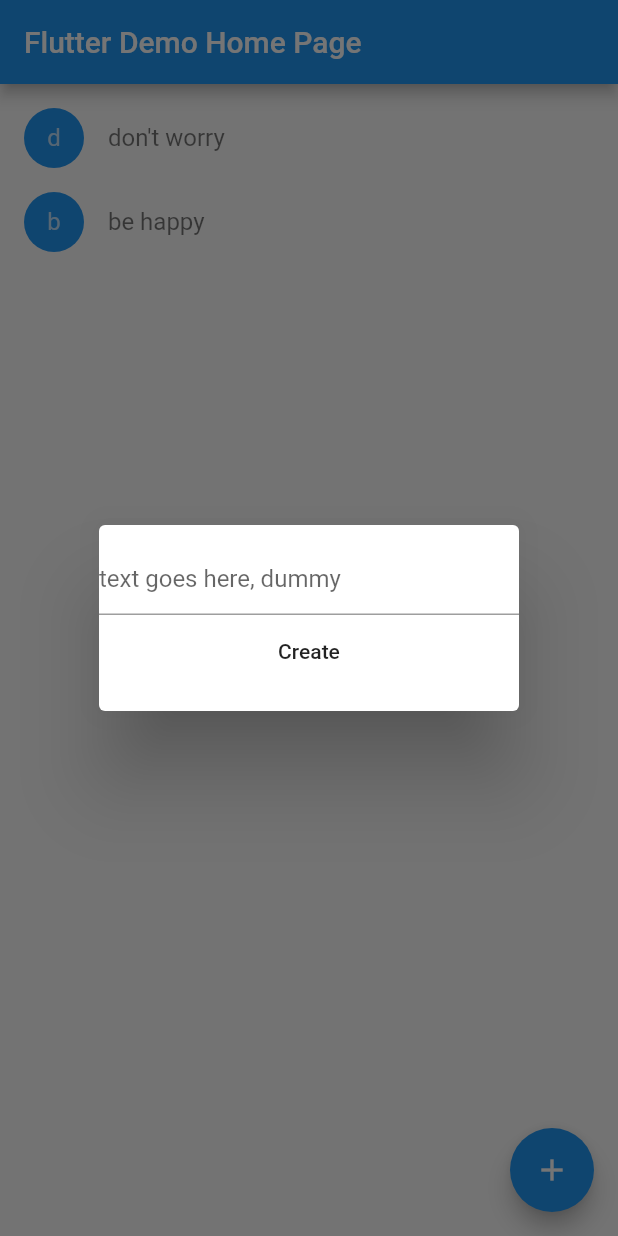
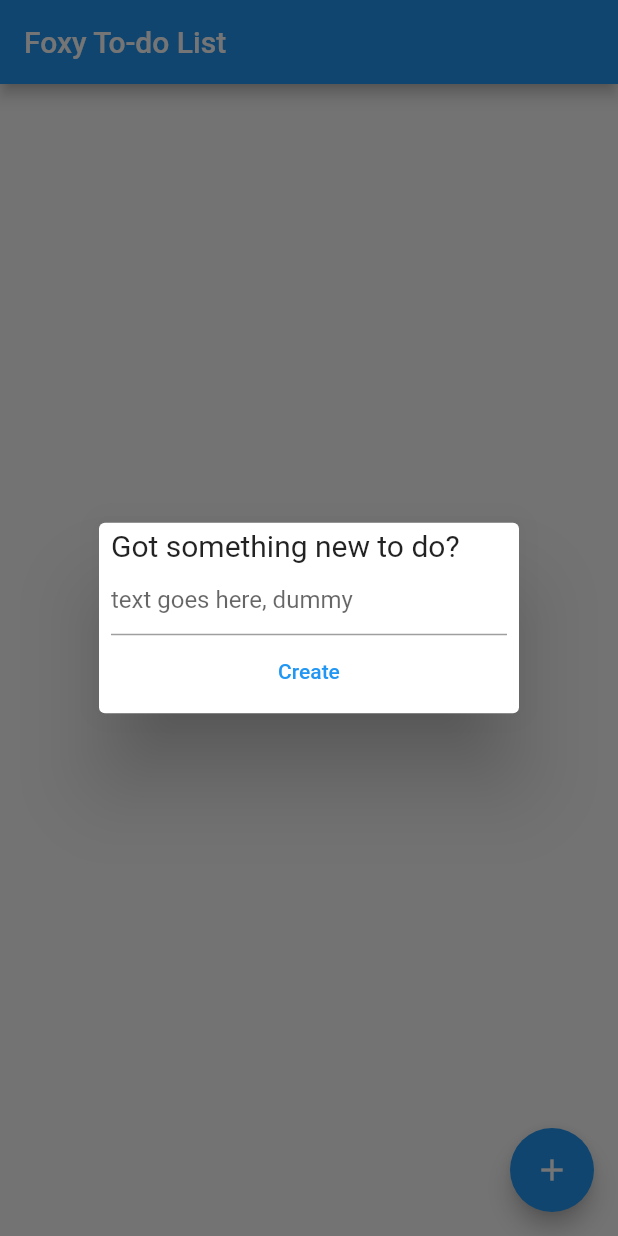
Before and after one commit to TMistui/flutter-todo-app, a Flutter app: the MyHomePage screen opened directly, after a tap on the "add" icon, on a phone screen of 412 x 824 dp. Run offline on Flutter 3.47's test engine with Material 2 defaults, Android fonts, the phone set to English and light mode, and no system bars.

Commit message:
Full creation functionality and fex false error
Random inline styles to make the app "not hideous".

Last thing: persistence past an Activity instance

```diff
--- a/lib/main.dart
+++ b/lib/main.dart
@@ -16,7 +16,7 @@ class MyApp extends StatelessWidget {
         // The application theme.
         primarySwatch: Colors.blue,
       ),
-      home: new MyHomePage(title: 'Flutter Demo Home Page'),
+      home: new MyHomePage(title: 'Foxy To-do List'),
     );
   }
 }
@@ -31,27 +31,39 @@ class MyHomePage extends StatefulWidget {
 }
 
 class _MyHomePageState extends State<MyHomePage> {
-  final _elements = <Todo>[
-    new Todo(text: "don't worry"),
-    new Todo(text: "be happy")
-  ];
+  final _elements = <Todo>[];
 
   Future<Null> _createNewTodo(BuildContext context) async {
-    String modalDialogResult = await showDialog(context: context, child: new SimpleDialog(
+    String modalDialogResult = await _getUserTextInput(context);
+
+    if (modalDialogResult != null && modalDialogResult.isNotEmpty) {
+      setState(() => _elements.add(new Todo(text: modalDialogResult)));
+    }
+  }
+
+  Future<String> _getUserTextInput(BuildContext context) {
+    var textController = new TextEditingController();
+    return showDialog(
+        context: context, child: new SimpleDialog(
+      contentPadding: new EdgeInsets.symmetric(horizontal: 8.0, vertical: 4.0),
       children: <Widget>[
+        new Text("Got something new to do?",
+          style: new TextStyle(fontSize: Theme.of(context).primaryTextTheme.title.fontSize),
+        ),
         new TextField(
-          decoration: new InputDecoration(hintText: "text goes here, dummy"),
+          decoration: new InputDecoration(
+            hintText: "text goes here, dummy",
+          ),
+          controller: textController,
         ),
         new MaterialButton(
-          onPressed: () => Navigator.pop(context, "Sent back foo"),
-          child: new Text("Create"),
+          onPressed: () => Navigator.pop(context, textController.text ?? ""),
+          child: new Text("Create",
+            style: new TextStyle(color: Theme.of(context).primaryColor),
+          ),
         )
       ],
     ));
-
-    if (modalDialogResult != null) {
-      setState(() => _elements.add(new Todo(text: modalDialogResult)));
-    }
   }
 
   @override
--- a/lib/todo_list.dart
+++ b/lib/todo_list.dart
@@ -5,7 +5,7 @@ import 'package:todos/todo.dart';
 
 class TodoList extends StatefulWidget {
   TodoList({
-    @required Key key,
+    Key key,
     @required this.todoElements
   }) : super(key: key);
 
```
